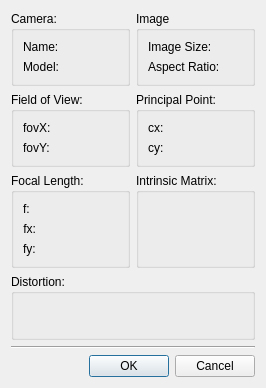
First picture: the form in app/ui/CameraInfo.ui, repository xalpha/iris, before the edit.
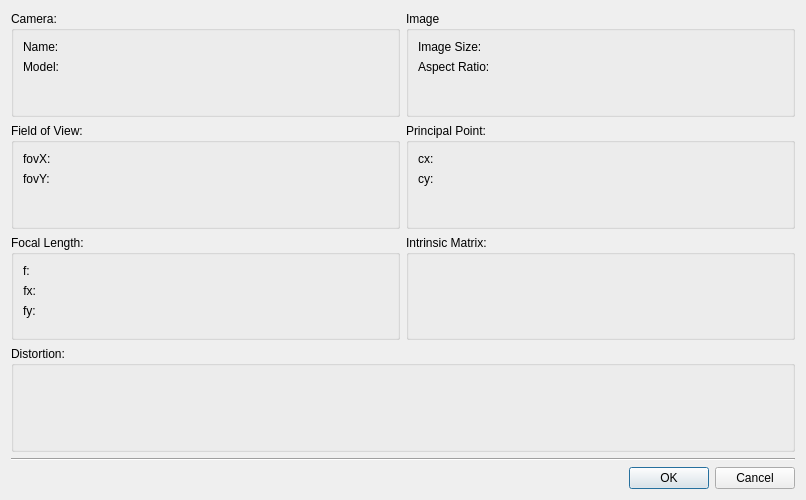
Second picture: the form after the edit.

Commit message: corrected bug in scaling the sensor size

Patch:
```diff
--- a/app/ui/CameraInfo.ui
+++ b/app/ui/CameraInfo.ui
@@ -6,8 +6,8 @@
    <rect>
     <x>0</x>
     <y>0</y>
-    <width>266</width>
-    <height>388</height>
+    <width>806</width>
+    <height>500</height>
    </rect>
   </property>
   <property name="sizePolicy">
```
The commit also changes 1 other file.
